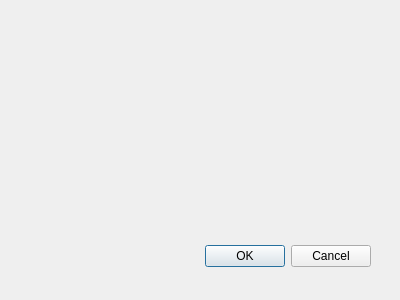
This is apps/NSXQt/ui/PeakFitDialog.ui in k61n/openhkl as Qt 5 draws it before an edit. The edited form follows.
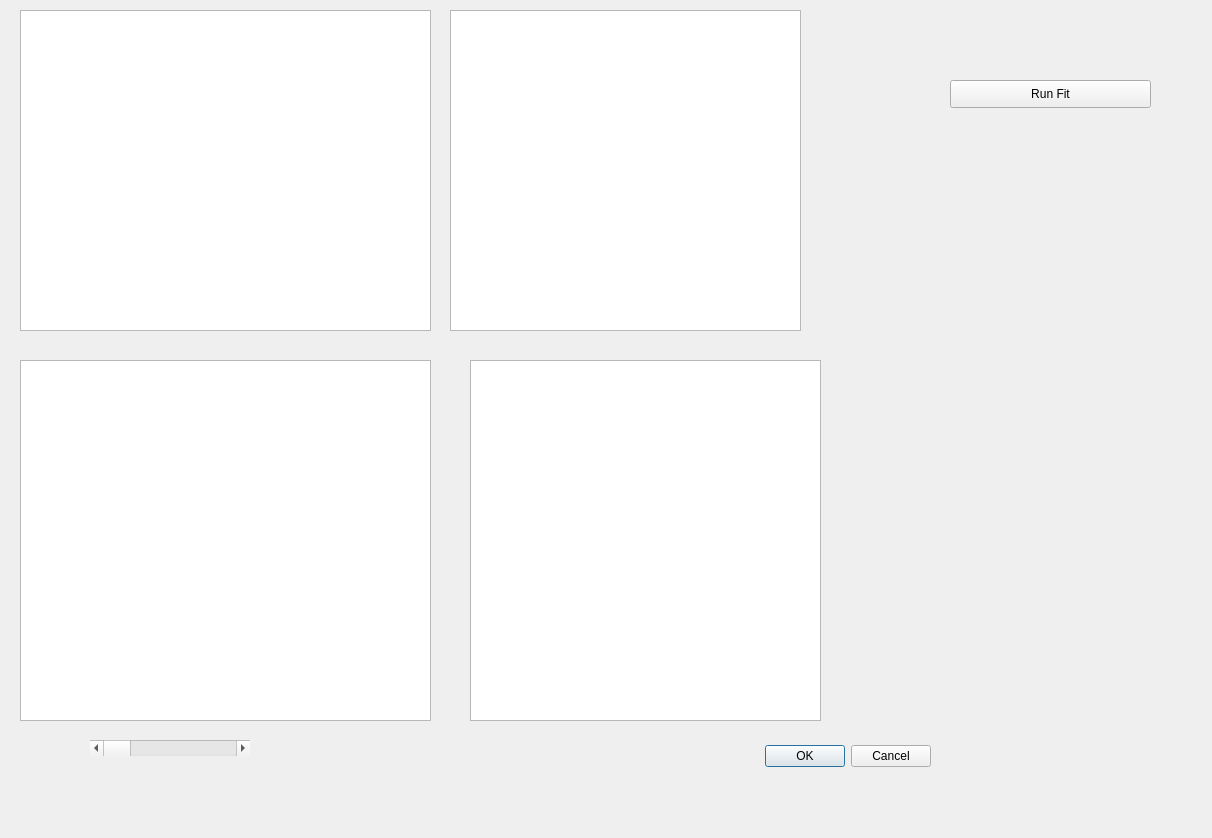
This is the edited form.

Commit message: begin work on peak fitting dialog

Diff of the .ui file:
```diff
--- a/apps/NSXQt/ui/PeakFitDialog.ui
+++ b/apps/NSXQt/ui/PeakFitDialog.ui
@@ -8,8 +8,8 @@
    <rect>
     <x>0</x>
     <y>0</y>
-    <width>400</width>
-    <height>300</height>
+    <width>1212</width>
+    <height>838</height>
    </rect>
   </property>
   <property name="windowTitle">
@@ -18,8 +18,8 @@
   <widget class="QDialogButtonBox" name="buttonBox">
    <property name="geometry">
     <rect>
-     <x>30</x>
-     <y>240</y>
+     <x>590</x>
+     <y>740</y>
      <width>341</width>
      <height>32</height>
     </rect>
@@ -31,6 +31,72 @@
     <set>QDialogButtonBox::Cancel|QDialogButtonBox::Ok</set>
    </property>
   </widget>
+  <widget class="QGraphicsView" name="peakView">
+   <property name="geometry">
+    <rect>
+     <x>20</x>
+     <y>10</y>
+     <width>411</width>
+     <height>321</height>
+    </rect>
+   </property>
+  </widget>
+  <widget class="QGraphicsView" name="fitView">
+   <property name="geometry">
+    <rect>
+     <x>20</x>
+     <y>360</y>
+     <width>411</width>
+     <height>361</height>
+    </rect>
+   </property>
+  </widget>
+  <widget class="QGraphicsView" name="differenceView">
+   <property name="geometry">
+    <rect>
+     <x>450</x>
+     <y>10</y>
+     <width>351</width>
+     <height>321</height>
+    </rect>
+   </property>
+  </widget>
+  <widget class="QGraphicsView" name="chiSquaredView">
+   <property name="geometry">
+    <rect>
+     <x>470</x>
+     <y>360</y>
+     <width>351</width>
+     <height>361</height>
+    </rect>
+   </property>
+  </widget>
+  <widget class="QScrollBar" name="frameScrollBar">
+   <property name="geometry">
+    <rect>
+     <x>90</x>
+     <y>740</y>
+     <width>160</width>
+     <height>16</height>
+    </rect>
+   </property>
+   <property name="orientation">
+    <enum>Qt::Horizontal</enum>
+   </property>
+  </widget>
+  <widget class="QPushButton" name="pushButton">
+   <property name="geometry">
+    <rect>
+     <x>950</x>
+     <y>80</y>
+     <width>201</width>
+     <height>28</height>
+    </rect>
+   </property>
+   <property name="text">
+    <string>Run Fit</string>
+   </property>
+  </widget>
  </widget>
  <pixmapfunction/>
  <resources/>
```
Left out of the diff: 5 changed lines with no effect on the pictures. The commit also changes 2 other files.
